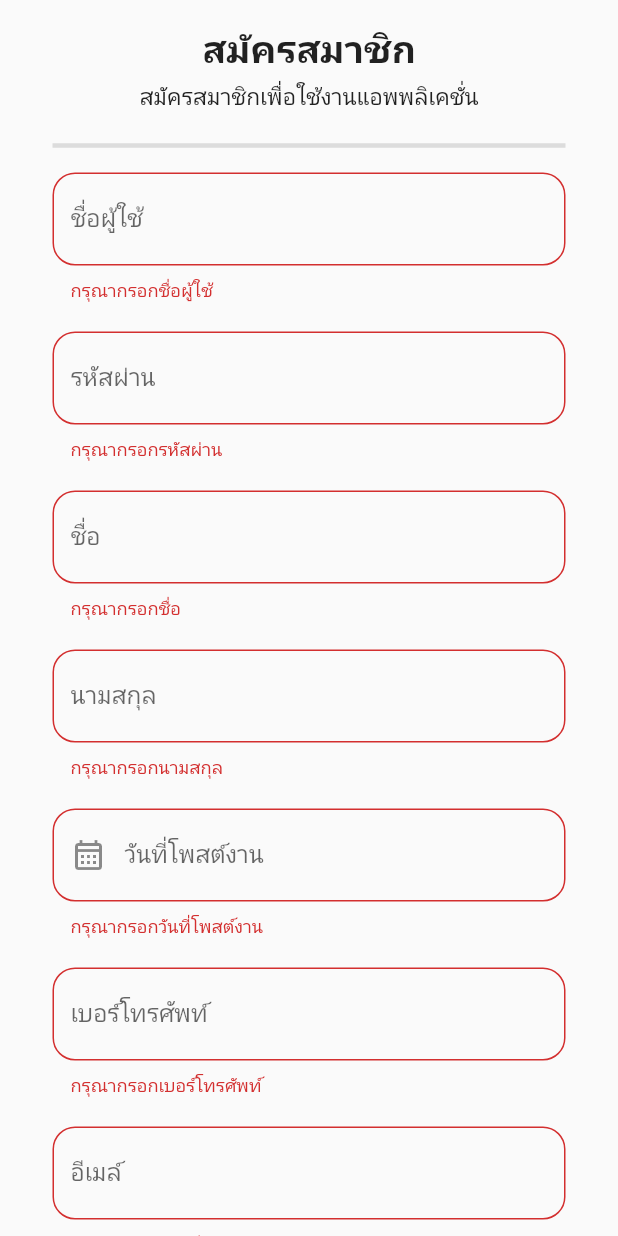
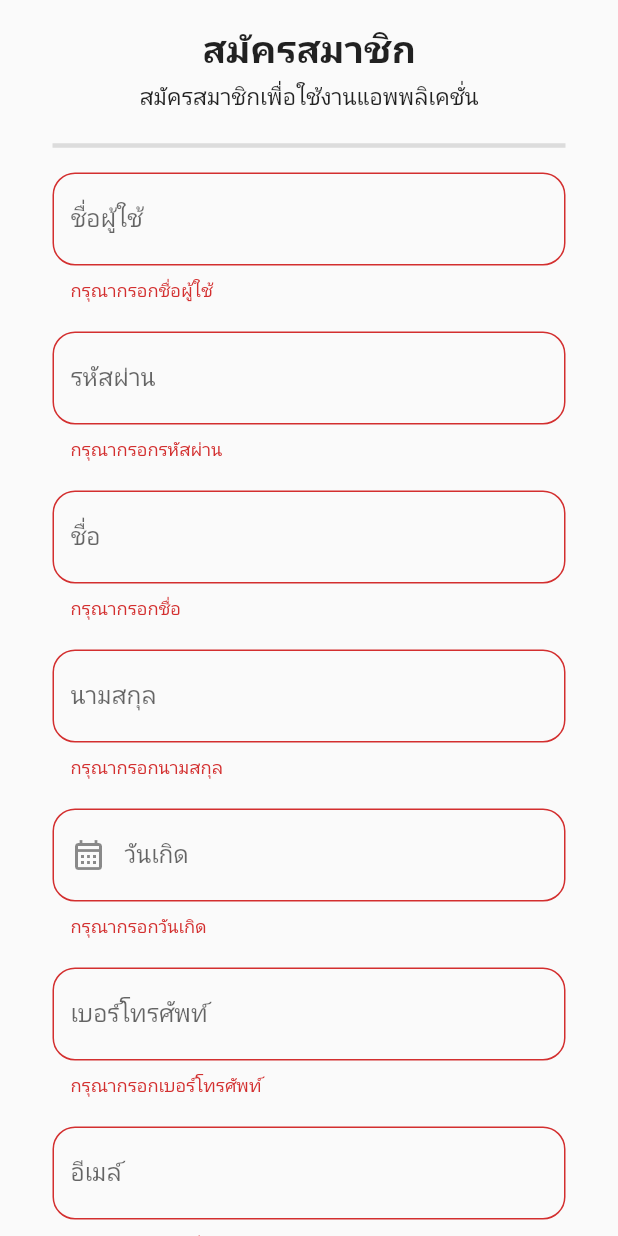
Before and after one commit to RatchanonPhethan/projectApp, a Flutter app: the RegisterApp screen opened directly, after a tap on "สมัครสมาชิก", on a phone screen of 412 x 824 dp. Run offline on Flutter 3.47's test engine with Material 2 defaults, Android fonts, the phone set to English and light mode, and no system bars; missing offline and left inert: dart:html, dart:js_util.

Commit message:
update RegisterScreen

```diff
--- a/lib/Screens/registerScreen.dart
+++ b/lib/Screens/registerScreen.dart
@@ -22,6 +22,10 @@ class RegisterApp extends StatelessWidget {
     TextEditingController passwordTextController = TextEditingController();
     TextEditingController dateinput = TextEditingController();
     TextEditingController phoneTextController = TextEditingController();
+    TextEditingController nameTextController = TextEditingController();
+    TextEditingController surNameTextController = TextEditingController();
+    TextEditingController emailTextController = TextEditingController();
+    TextEditingController addressNameTextController = TextEditingController();
 
     return Scaffold(
       body: SingleChildScrollView(
@@ -76,7 +80,7 @@ class RegisterApp extends StatelessWidget {
                     maxLines: 1,
                   ),
                   customTextFormField(
-                    controller: userNameTextController,
+                    controller: nameTextController,
                     hintText: "ชื่อ",
                     maxLength: 50,
                     validator: (Value) {
@@ -94,7 +98,7 @@ class RegisterApp extends StatelessWidget {
                     obscureText: false,
                   ),
                   customTextFormField(
-                    controller: userNameTextController,
+                    controller: surNameTextController,
                     hintText: "นามสกุล",
                     maxLength: 50,
                     validator: (Value) {
@@ -120,14 +124,14 @@ class RegisterApp extends StatelessWidget {
                         if (Value!.isNotEmpty) {
                           return null;
                         } else {
-                          return "กรุณากรอกวันที่โพสต์งาน";
+                          return "กรุณากรอกวันเกิด";
                         }
                       },
                       decoration: const InputDecoration(
                         // icon: Icon(Icons.calendar_today_rounded),
                         prefixIcon: const Icon(Icons.calendar_month_outlined),
-                        labelText: "วันที่โพสต์งาน",
-                        hintText: "วันที่โพสต์งาน",
+                        labelText: "วันเกิด",
+                        hintText: "วันเกิด",
                         border: OutlineInputBorder(
                           borderRadius: BorderRadius.all(Radius.circular(15.0)),
                         ),
@@ -158,6 +162,9 @@ class RegisterApp extends StatelessWidget {
                       obscureText: false,
                       validator: (Value) {
                         if (Value!.isNotEmpty) {
+                          if (Value.length < 10) {
+                            return "กรุณากรอกเบอร์โทรศัพท์ 10 ตัว";
+                          }
                           return null;
                         } else {
                           return "กรุณากรอกเบอร์โทรศัพท์";
@@ -174,7 +181,7 @@ class RegisterApp extends StatelessWidget {
                     ),
                   ),
                   customTextFormField(
-                    controller: userNameTextController,
+                    controller: emailTextController,
                     hintText: "อีเมล์",
                     maxLength: 50,
                     validator: (Value) {
@@ -192,7 +199,7 @@ class RegisterApp extends StatelessWidget {
                     obscureText: false,
                   ),
                   customTextFormField(
-                    controller: userNameTextController,
+                    controller: addressNameTextController,
                     hintText: "ที่อยู่",
                     maxLength: 50,
                     validator: (Value) {
```
